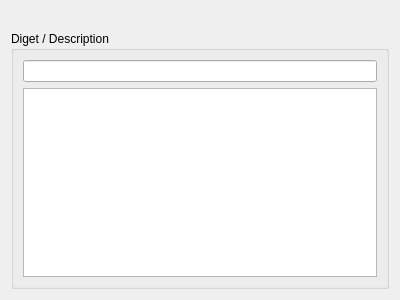
First picture: the form in src/Edit/PageMessage.ui, repository xavierxeon-music/HelpForMax, before the edit.
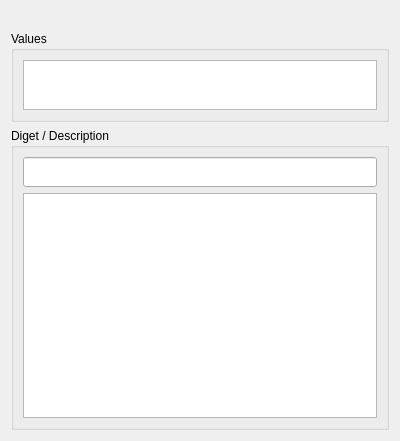
Second picture: the form after the edit. Custom widgets are drawn as their Qt base class.

Diff of the .ui file:
```diff
--- a/src/Edit/PageMessage.ui
+++ b/src/Edit/PageMessage.ui
@@ -7,7 +7,7 @@
     <x>0</x>
     <y>0</y>
     <width>400</width>
-    <height>300</height>
+    <height>441</height>
    </rect>
   </property>
   <property name="windowTitle">
@@ -24,6 +24,40 @@
      </property>
     </widget>
    </item>
+   <item>
+    <widget class="QGroupBox" name="valueGroup">
+     <property name="title">
+      <string>Values</string>
+     </property>
+     <property name="flat">
+      <bool>true</bool>
+     </property>
+     <layout class="QVBoxLayout" name="verticalLayout_3">
+      <item>
+       <widget class="ArgumentView" name="argumentView">
+        <property name="sizePolicy">
+         <sizepolicy hsizetype="Expanding" vsizetype="Preferred">
+          <horstretch>0</horstretch>
+          <verstretch>0</verstretch>
+         </sizepolicy>
+        </property>
+        <property name="maximumSize">
+         <size>
+          <width>16777215</width>
+          <height>50</height>
+         </size>
+        </property>
+        <property name="baseSize">
+         <size>
+          <width>0</width>
+          <height>0</height>
+         </size>
+        </property>
+       </widget>
+      </item>
+     </layout>
+    </widget>
+   </item>
    <item>
     <widget class="QGroupBox" name="digestGroup">
      <property name="title">
@@ -34,7 +68,14 @@
      </property>
      <layout class="QVBoxLayout" name="verticalLayout">
       <item>
-       <widget class="QLineEdit" name="digestEdit"/>
+       <widget class="QLineEdit" name="digestEdit">
+        <property name="minimumSize">
+         <size>
+          <width>0</width>
+          <height>30</height>
+         </size>
+        </property>
+       </widget>
       </item>
       <item>
        <widget class="QPlainTextEdit" name="descrptionEdit"/>
@@ -44,6 +85,13 @@
    </item>
   </layout>
  </widget>
+ <customwidgets>
+  <customwidget>
+   <class>ArgumentView</class>
+   <extends>QTreeView</extends>
+   <header>Edit/ArgumentView.h</header>
+  </customwidget>
+ </customwidgets>
  <resources/>
  <connections/>
 </ui>
```
